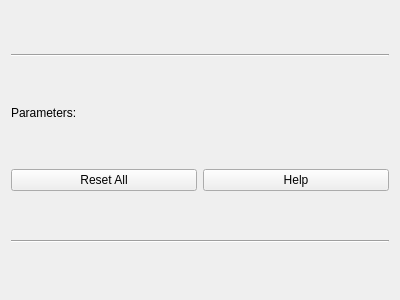
This is src/vclib/ext/qt/gui/processing/parameters_frame.ui in cnr-isti-vclab/vclib as Qt 5 draws it before an edit. The edited form follows.
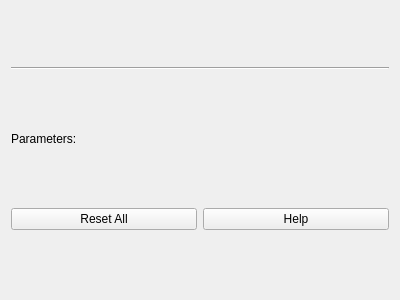
This is the edited form. Icons and pictures are not drawn.

Commit message: manage multiple file formats on action file dialog

What changed in the file:
```diff
--- a/src/vclib/ext/qt/gui/processing/parameters_frame.ui
+++ b/src/vclib/ext/qt/gui/processing/parameters_frame.ui
@@ -14,6 +14,26 @@
    <string>Frame</string>
   </property>
   <layout class="QGridLayout" name="gridLayout_2">
+   <item row="1" column="0" colspan="2">
+    <widget class="QLabel" name="headerLabel">
+     <property name="sizePolicy">
+      <sizepolicy hsizetype="Preferred" vsizetype="Fixed">
+       <horstretch>0</horstretch>
+       <verstretch>0</verstretch>
+      </sizepolicy>
+     </property>
+     <property name="text">
+      <string>Parameters:</string>
+     </property>
+    </widget>
+   </item>
+   <item row="0" column="0" colspan="2">
+    <widget class="Line" name="line">
+     <property name="orientation">
+      <enum>Qt::Horizontal</enum>
+     </property>
+    </widget>
+   </item>
    <item row="3" column="0">
     <widget class="QPushButton" name="resetAllPushButton">
      <property name="text">
@@ -50,25 +70,8 @@
      </property>
     </widget>
    </item>
-   <item row="1" column="0" colspan="2">
-    <widget class="QLabel" name="label">
-     <property name="sizePolicy">
-      <sizepolicy hsizetype="Preferred" vsizetype="Fixed">
-       <horstretch>0</horstretch>
-       <verstretch>0</verstretch>
-      </sizepolicy>
-     </property>
-     <property name="text">
-      <string>Parameters:</string>
-     </property>
-    </widget>
-   </item>
-   <item row="4" column="0" colspan="2">
-    <widget class="Line" name="line_2">
-     <property name="orientation">
-      <enum>Qt::Horizontal</enum>
-     </property>
-    </widget>
+   <item row="2" column="0" colspan="2">
+    <layout class="QGridLayout" name="parametersLayout"/>
    </item>
   </layout>
  </widget>
```
Left out of the diff: 10 changed lines with no effect on the pictures. The commit also changes 5 other files.
